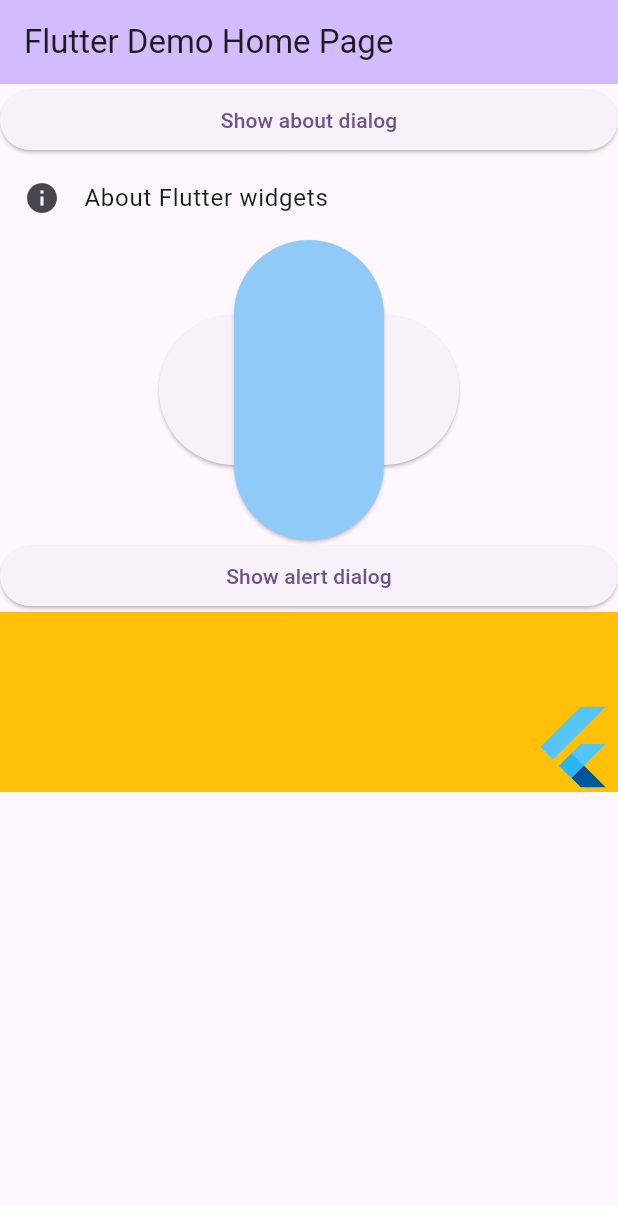
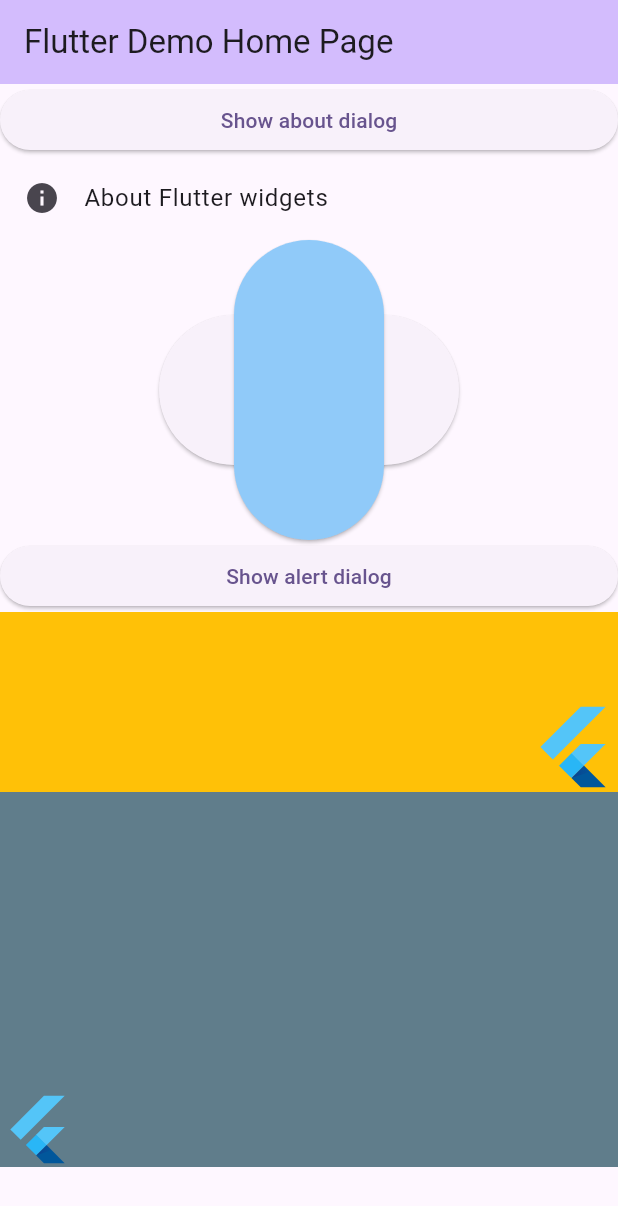
Before and after one commit to YaroslavaShyt/flutter_widgets, a Flutter app: the screen it shows after launch, on a phone screen of 412 x 824 dp. Shown: the top 1206 px of the screen. Run offline on Flutter 3.47's test engine with Material 3 defaults, Android fonts, the phone set to English and light mode, and no system bars.

Commit message:
- animated align

```diff
--- a/lib/main.dart
+++ b/lib/main.dart
@@ -29,6 +29,7 @@ class MyHomePage extends StatefulWidget {
 }
 
 class _MyHomePageState extends State<MyHomePage> {
+  bool selected = false;
   @override
   Widget build(BuildContext context) {
     return Scaffold(
@@ -141,6 +142,28 @@ class _MyHomePageState extends State<MyHomePage> {
                   size: 60,
                 ),
               ),
+            ),
+            GestureDetector(
+              onTap: () {
+                setState(() {
+                  selected = !selected;
+                });
+              },
+              child: Center(
+                  child: Container(
+                width: double.infinity,
+                height: 250.0,
+                color: Colors.blueGrey,
+                child: AnimatedAlign(
+                  alignment:
+                      selected ? Alignment.topRight : Alignment.bottomLeft,
+                  duration: const Duration(seconds: 1),
+                  curve: Curves.fastOutSlowIn,
+                  child: const FlutterLogo(
+                    size: 50.0,
+                  ),
+                ),
+              )),
             )
           ],
         )));
```
Also changed, not shown: 1 other file.
